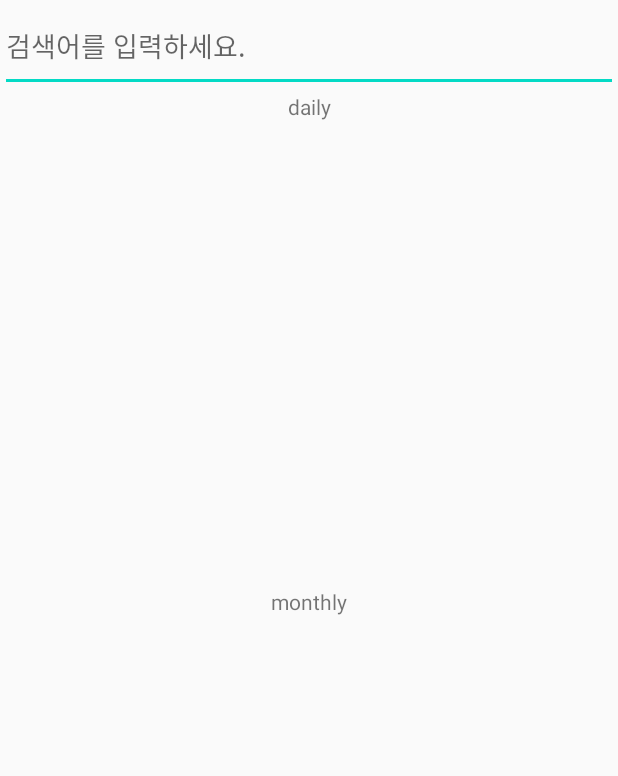
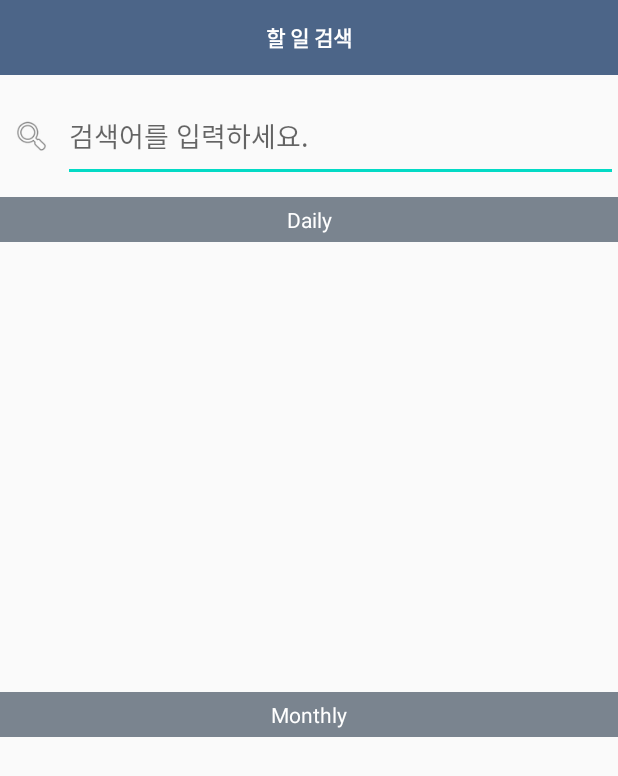
Before and after one commit to HCH96/mpp_master, an Android app: the Search screen opened directly, with no data from a screen before it, on a phone screen of 412 x 824 dp. Shown: the top 776 px of the screen. Run offline under Robolectric (Android 15) with nearby library versions, the phone set to English and light mode, and no system bars; our stand-ins replace Firebase (no records; nobody signed in at launch, a user with empty details on screens opened directly).

Commit message:
Add files via upload

```diff
--- a/MobileProgrammingProjectVer3-fire--master/app/src/main/res/layout/search.xml
+++ b/MobileProgrammingProjectVer3-fire--master/app/src/main/res/layout/search.xml
@@ -1,5 +1,6 @@
 <?xml version="1.0" encoding="utf-8"?>
 <androidx.constraintlayout.widget.ConstraintLayout xmlns:android="http://schemas.android.com/apk/res/android"
+    xmlns:app="http://schemas.android.com/apk/res-auto"
     android:layout_width="match_parent"
     android:layout_height="match_parent">
 
@@ -8,18 +9,49 @@
         android:layout_height="match_parent"
         android:orientation="vertical">
 
-        <EditText
-            android:id="@+id/editSearch"
+        <TextView
+            android:id="@+id/memo_title"
             android:layout_width="match_parent"
-            android:layout_height="61dp"
-            android:hint="검색어를 입력하세요." />
+            android:layout_height="50dp"
+            android:background="#4c6588"
+            android:gravity="center"
+            android:text="할 일 검색"
+            android:textColor="#ffffff"
+            android:textStyle="bold" />
+
+        <LinearLayout
+            android:layout_width="match_parent"
+            android:layout_height="wrap_content"
+            android:layout_marginTop="10dp"
+            android:layout_marginBottom="10dp"
+            android:orientation="horizontal">
+
+            <ImageView
+                android:id="@+id/imageView3"
+                android:layout_width="40dp"
+                android:layout_height="40dp"
+                android:layout_gravity="center"
+                android:layout_weight="1"
+                android:layout_marginLeft="8dp"
+                android:layout_marginRight="8dp"
+                app:srcCompat="@android:drawable/ic_menu_search" />
+
+            <EditText
+                android:id="@+id/editSearch"
+                android:layout_width="match_parent"
+                android:layout_height="61dp"
+                android:layout_weight="3"
+                android:hint="검색어를 입력하세요." />
+        </LinearLayout>
 
         <TextView
             android:id="@+id/textView23"
             android:layout_width="match_parent"
             android:layout_height="30dp"
-            android:gravity="center_horizontal"
-            android:text="daily" />
+            android:gravity="center"
+            android:background="#7A848F"
+            android:textColor="#ffffff"
+            android:text="Daily" />
 
         <ListView
             android:id="@+id/listView"
@@ -33,8 +65,10 @@
             android:id="@+id/textView22"
             android:layout_width="match_parent"
             android:layout_height="30dp"
-            android:gravity="center_horizontal"
-            android:text="monthly" />
+            android:gravity="center"
+            android:background="#7A848F"
+            android:textColor="#ffffff"
+            android:text="Monthly" />
 
         <ListView
             android:id="@+id/listView2"
--- a/MobileProgrammingProjectVer3-fire--master/app/src/main/res/layout/stats.xml
+++ b/MobileProgrammingProjectVer3-fire--master/app/src/main/res/layout/stats.xml
@@ -11,10 +11,10 @@
         android:id="@+id/title"
         android:layout_width="match_parent"
         android:layout_height="50dp"
-        android:background="#A6CBE9"
+        android:background="#4c6588"
         android:gravity="center"
-        android:text="통계"
-        android:textSize="16sp"
+        android:text="월간 통계"
+        android:textColor="#ffffff"
         android:textStyle="bold" />
 
     <com.github.mikephil.charting.charts.PieChart
```
Also changed, not shown: MobileProgrammingProjectVer3-fire--master/app/src/main/res/layout/activity_main.xml (+14 -14 lines), MobileProgrammingProjectVer3-fire--master/app/src/main/res/layout/calender.xml (+38 -66 lines), MobileProgrammingProjectVer3-fire--master/app/src/main/res/layout/secondpage.xml (+11 -1 lines), MobileProgrammingProjectVer3-fire--master/app/src/main/res/layout/thirdpage.xml (+37 -69 lines).
